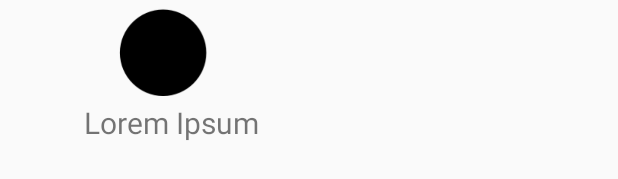
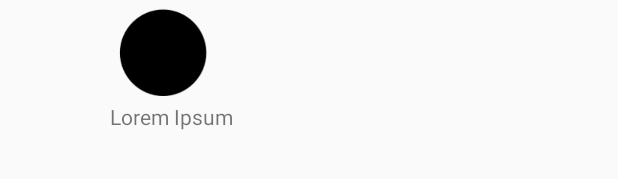
Before and after one commit to JurenIvan/ShowsApp, an Android app: the layout item_show_grid.xml on its own in the app's theme, with its tools: preview values and no code run, on a phone screen of 412 x 824 dp. Shown: the part 300-479 px from the top of the screen. Run offline under Robolectric (Android 15) with nearby library versions, the light colour scheme and no system bars.

Commit message:
change text size of show title

```diff
--- a/app/src/main/res/layout/item_show_grid.xml
+++ b/app/src/main/res/layout/item_show_grid.xml
@@ -23,7 +23,7 @@
             android:layout_width="match_parent"
             android:layout_height="wrap_content"
             android:gravity="center"
-            android:textSize="20sp"
+            android:textSize="14sp"
             tools:text="@string/placeholder"
             android:layout_marginTop="4dp"
     />
```
